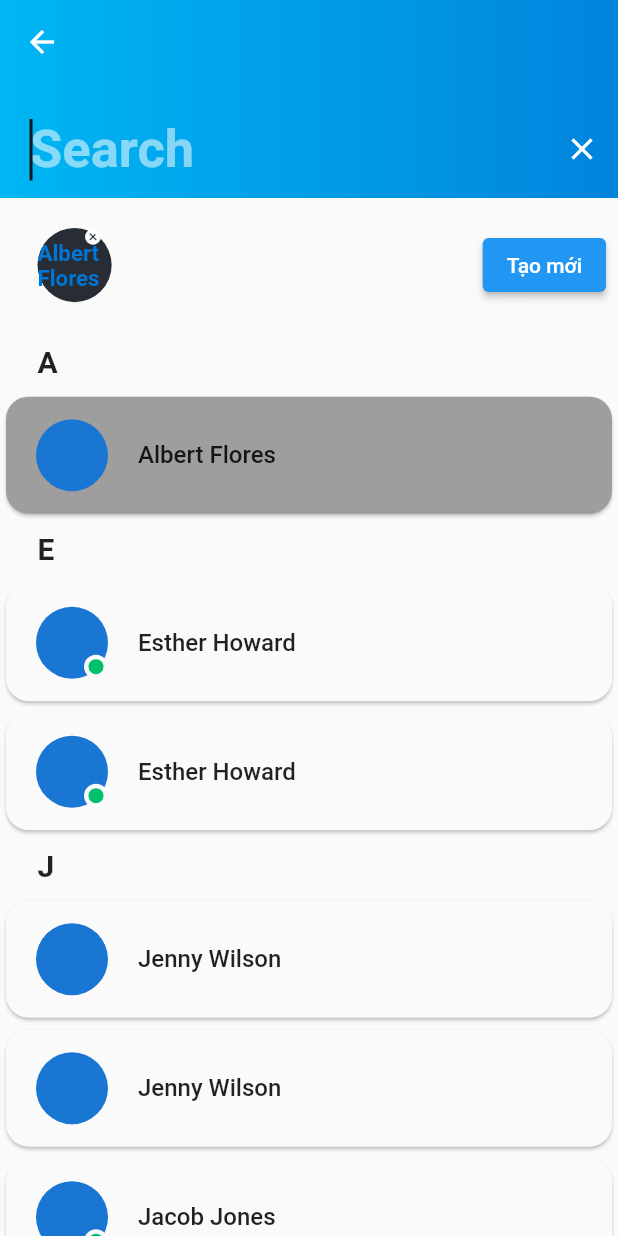
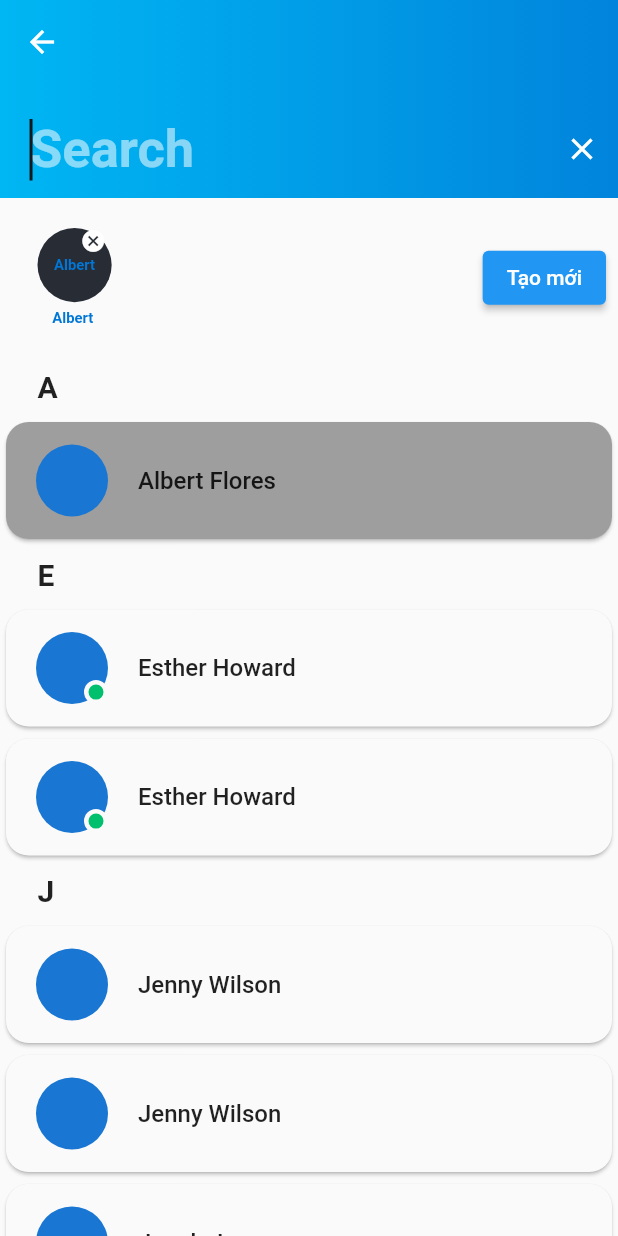
Before and after one commit to taducbinh123/chat_app, a Flutter app: the AddContactScreen screen opened directly, after a tap on "Albert Flores", on a phone screen of 412 x 824 dp. Run offline on Flutter 3.47's test engine with Material 2 defaults, Android fonts, the phone set to English and light mode, and no system bars; drawn by our look-alikes of grouped_list; our stand-ins replace auto_size_text, equatable, get, get_storage, material_floating_search_bar, new_gradient_app_bar; accounts and stored records are empty.

Commit message:
Update multi_select_circle.dart

```diff
--- a/lib/common/widgets/multi_select_circle.dart
+++ b/lib/common/widgets/multi_select_circle.dart
@@ -5,7 +5,11 @@ import 'package:hello_world_flutter/controller/contact_screen_controller.dart';
 
 class SelectCircle extends StatelessWidget {
   SelectCircle(
-      {Key? key, required this.height, required this.width, required this.text, required this.chat})
+      {Key? key,
+      required this.height,
+      required this.width,
+      required this.text,
+      required this.chat})
       : super(key: key);
   var height;
   var width;
@@ -14,7 +18,26 @@ class SelectCircle extends StatelessWidget {
   @override
   Widget build(BuildContext context) {
     ContactScreenController contactController = Get.find();
-    return Container(
+    var textName = text.toString().split(" ");
+    return Stack(
+      children: [
+        Container(
+          margin: EdgeInsets.fromLTRB(width * 0.2, height*1.1, 0.0, 0.0),
+          child:
+          Center (
+            // alignment: Alignment.bottomCenter,
+            child: Text(
+              textName[0],
+              style: TextStyle(
+                fontWeight: FontWeight.bold,
+                color: lightBlueColor,
+                fontSize: width * 0.2,
+              ),
+            ),
+          ),
+        ),
+        Container(
+          margin: EdgeInsets.fromLTRB(0.0, 0.0, 5.0, 0.0),
           height: height,
           width: width,
           decoration: BoxDecoration(
@@ -26,11 +49,11 @@ class SelectCircle extends StatelessWidget {
               Align(
                 alignment: Alignment.center,
                 child: Text(
-              text,
+                  textName[0],
                   style: TextStyle(
                     fontWeight: FontWeight.bold,
                     color: lightBlueColor,
-                fontSize: width * 0.3,
+                    fontSize: width * 0.2,
                   ),
                 ),
               ),
@@ -43,17 +66,19 @@ class SelectCircle extends StatelessWidget {
                     child: Icon(
                       Icons.cancel,
                       color: Colors.white,
-                  size: width * 0.25,
+                      size: width * 0.35,
                     ),
                   ),
-              onTap: (){
+                  onTap: () {
                     print("tapped");
                     contactController.changeState(chat, 0, 0);
                   },
                 ),
-          )
+              ),
             ],
           ),
+        ),
+      ],
     );
   }
 }
```
Lines whose indentation alone changed are shown as unchanged.
